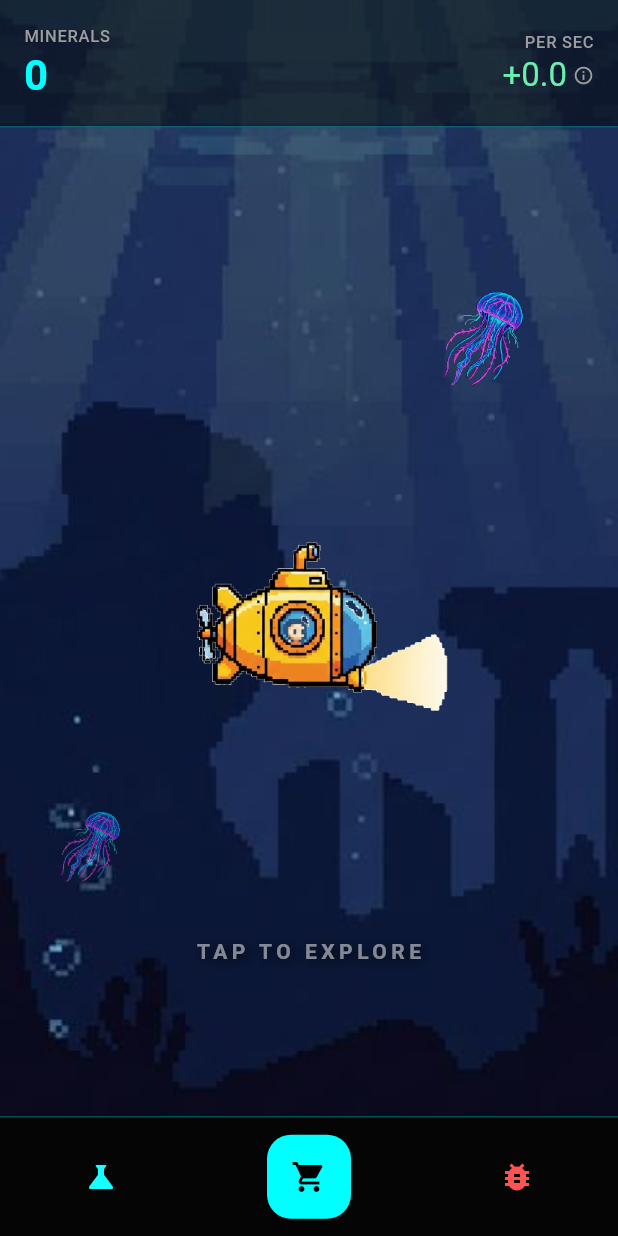
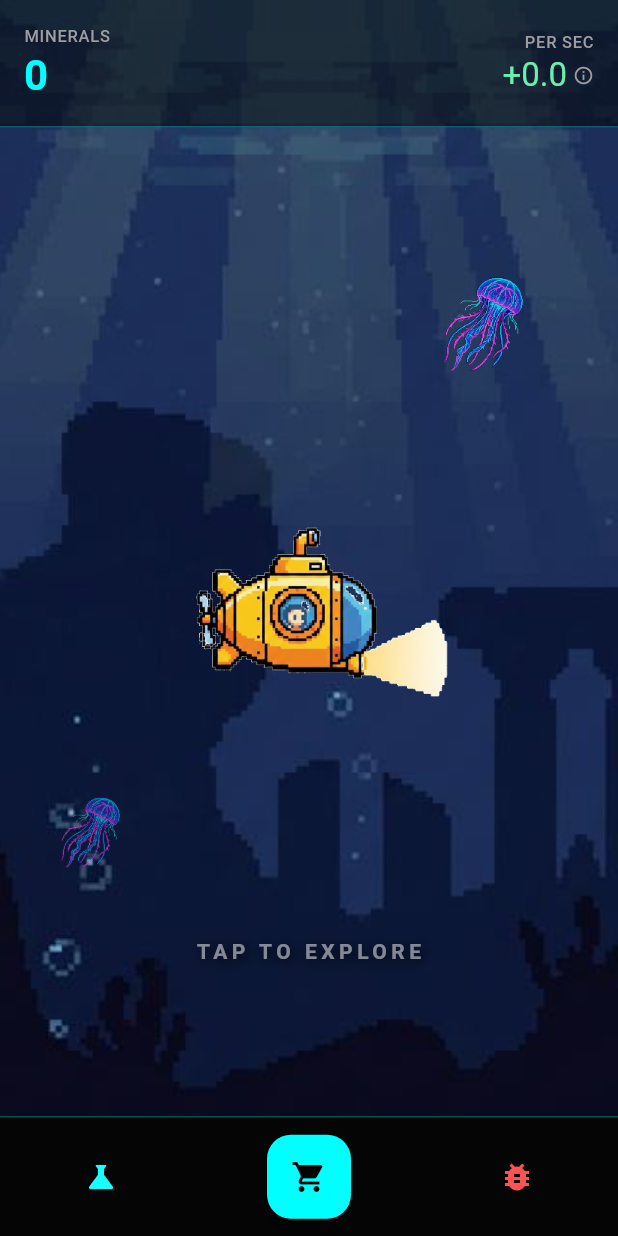
Before and after one commit to yomania/DeepSeaOversea, a Flutter app: the screen it shows after launch, on a phone screen of 412 x 824 dp. Run offline on Flutter 3.47's test engine with Material 3 defaults, Android fonts, the phone set to English and light mode, and no system bars; our stand-ins replace audioplayers, hive, hive_flutter, in_app_purchase, shared_preferences; missing offline and left inert: in_app_purchase_android, workmanager; accounts and stored records are empty.

Commit message:
add sound graphic

```diff
--- a/lib/ui/screens/game_screen.dart
+++ b/lib/ui/screens/game_screen.dart
@@ -6,8 +6,90 @@ import '../widgets/particle_widget.dart';
 import 'shop_screen.dart';
 import 'skill_screen.dart';
 
-class GameScreen extends StatelessWidget {
+import 'dart:async';
+import 'dart:math';
+
+class GameScreen extends StatefulWidget {
   const GameScreen({super.key});
+
+  @override
+  State<GameScreen> createState() => _GameScreenState();
+}
+
+class _GameScreenState extends State<GameScreen> with TickerProviderStateMixin {
+  late AnimationController _bobbingController;
+  late Animation<double> _bobbingAnimation;
+
+  // Ore Event
+  bool _isOreVisible = false;
+  double _oreTop = 0;
+  double _oreLeft = 0;
+  Timer? _oreTimer;
+
+  @override
+  void initState() {
+    super.initState();
+
+    // Bobbing Animation (Floating effect)
+    _bobbingController = AnimationController(
+      vsync: this,
+      duration: const Duration(seconds: 2),
+    )..repeat(reverse: true);
+
+    _bobbingAnimation = Tween<double>(begin: -10.0, end: 10.0).animate(
+      CurvedAnimation(parent: _bobbingController, curve: Curves.easeInOut),
+    );
+
+    // Start Ore Event Scheduler
+    _scheduleOreEvent();
+  }
+
+  void _scheduleOreEvent() {
+    _oreTimer = Timer(Duration(seconds: Random().nextInt(10) + 10), () {
+      if (mounted) {
+        setState(() {
+          _isOreVisible = true;
+          // Random position within safe area (roughly)
+          // Adjust based on screen size, currently hardcoded for safety
+          _oreTop = Random().nextDouble() * 300 + 100; // 100 ~ 400
+          _oreLeft = Random().nextDouble() * 200 + 20; // 20 ~ 220
+        });
+
+        // Disappear after 5 seconds if not clicked
+        Future.delayed(const Duration(seconds: 5), () {
+          if (mounted && _isOreVisible) {
+            setState(() {
+              _isOreVisible = false;
+            });
+            _scheduleOreEvent();
+          }
+        });
+      }
+    });
+  }
+
+  void _onOreClicked(EconomyProvider economy) {
+    economy.manualClickWithBonus(10.0); // 10x Click Bonus
+    setState(() {
+      _isOreVisible = false;
+    });
+    _scheduleOreEvent();
+
+    ScaffoldMessenger.of(context).showSnackBar(
+      const SnackBar(
+        content: Text('Rare Ore Found! +10x Minerals!'),
+        duration: Duration(milliseconds: 800),
+        backgroundColor: Colors.amber,
+      ),
+    );
+  }
+
+  @override
+  void dispose() {
+    _bobbingController.dispose();
+    _oreTimer?.cancel();
+    super.dispose();
+  }
 
   @override
   Widget build(BuildContext context) {
@@ -124,10 +206,16 @@ class GameScreen extends StatelessWidget {
                           child: Stack(
                             alignment: Alignment.center,
                             children: [
-                              // Jellyfish Decoration (Animated or static)
-                              Positioned(
-                                top: 100,
-                                right: 50,
+                              // Jellyfish Decoration (Animated)
+                              AnimatedBuilder(
+                                animation: _bobbingAnimation,
+                                builder: (context, child) {
+                                  return Positioned(
+                                    top: 100 + _bobbingAnimation.value,
+                                    right: 50,
+                                    child: child!,
+                                  );
+                                },
                                 child: Opacity(
                                   opacity: 0.8,
                                   child: Image.asset(
@@ -136,9 +224,19 @@ class GameScreen extends StatelessWidget {
                                   ),
                                 ),
                               ),
-                              Positioned(
-                                bottom: 150,
-                                left: 30,
+
+                              AnimatedBuilder(
+                                animation: _bobbingAnimation,
+                                builder: (context, child) {
+                                  return Positioned(
+                                    bottom:
+                                        150 +
+                                        (_bobbingAnimation.value *
+                                            -1), // Reverse move
+                                    left: 30,
+                                    child: child!,
+                                  );
+                                },
                                 child: Opacity(
                                   opacity: 0.6,
                                   child: Image.asset(
@@ -148,10 +246,33 @@ class GameScreen extends StatelessWidget {
                                 ),
                               ),
 
-                              // Main Submarine
-                              Image.asset(
-                                'assets/images/submarine.png',
-                                width: 250,
+                              // Ore Event
+                              if (_isOreVisible)
+                                Positioned(
+                                  top: _oreTop,
+                                  left: _oreLeft,
+                                  child: GestureDetector(
+                                    onTap: () => _onOreClicked(economy),
+                                    child: Image.asset(
+                                      'assets/images/ore.png',
+                                      width: 60,
+                                    ),
+                                  ),
+                                ),
+
+                              // Main Submarine (Animated)
+                              AnimatedBuilder(
+                                animation: _bobbingAnimation,
+                                builder: (context, child) {
+                                  return Transform.translate(
+                                    offset: Offset(0, _bobbingAnimation.value),
+                                    child: child,
+                                  );
+                                },
+                                child: Image.asset(
+                                  'assets/images/submarine.png',
+                                  width: 250,
+                                ),
                               ),
 
                               Positioned(
```
Also changed, not shown: lib/providers/economy_provider.dart (+20 -0 lines), lib/services/audio_service.dart (+10 -2 lines).
